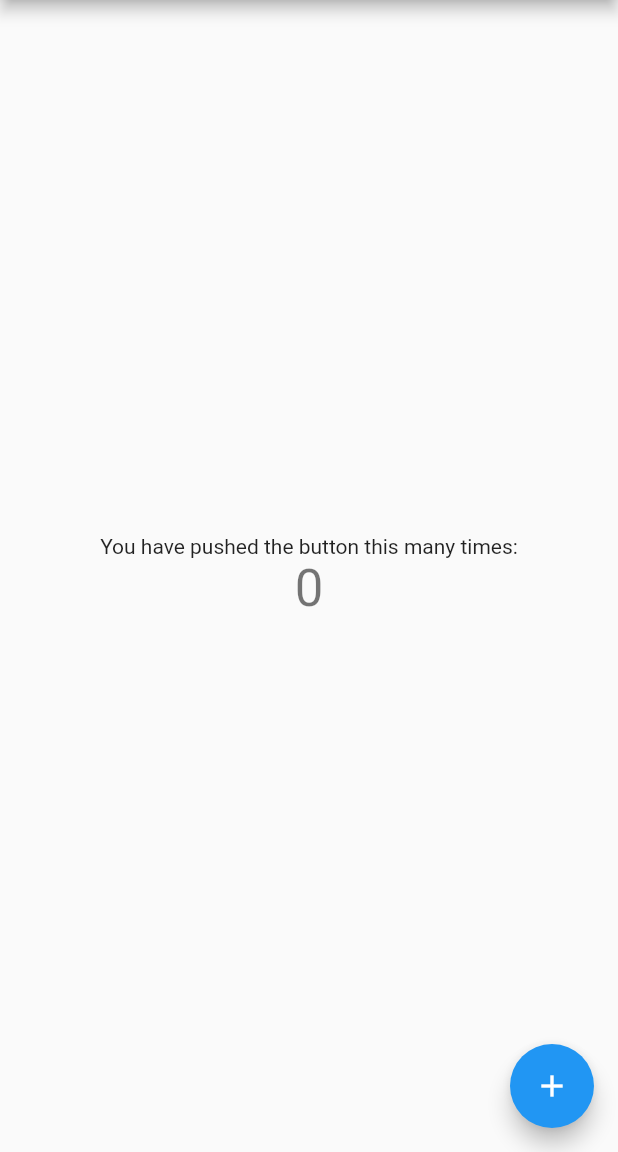
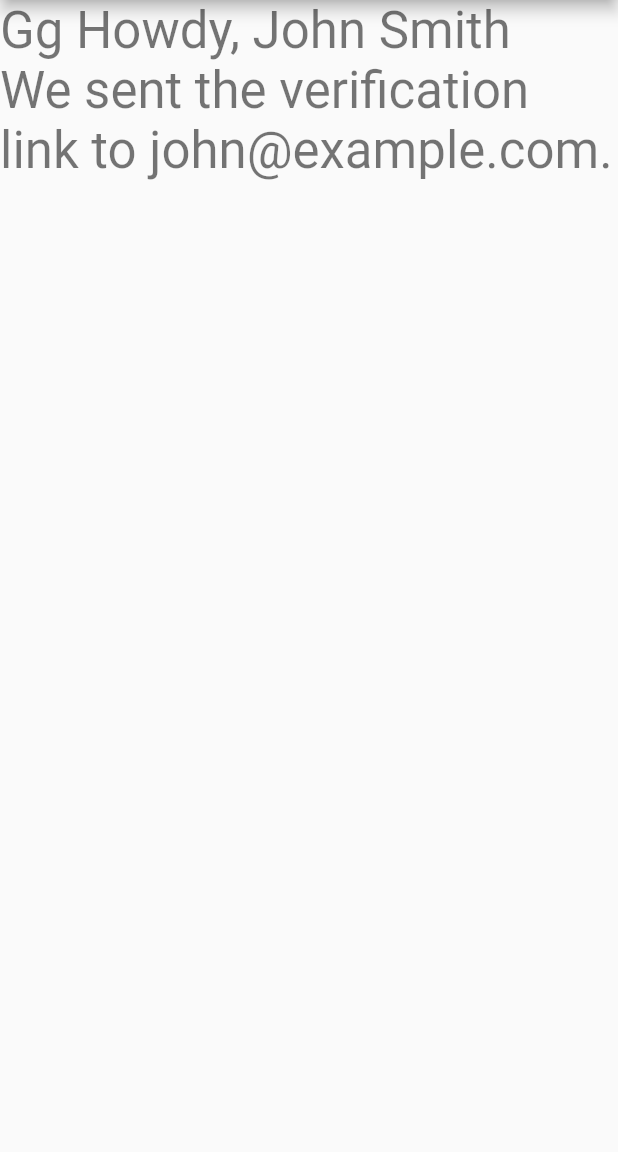
Before and after one commit to germanfica/flutter-basic-stock-management, a Flutter app: the screen it shows after launch, on a phone screen of 412 x 824 dp, the part 84-1236 px from its top. Run offline on Flutter 3.47's test engine with Material 2 defaults, Android fonts, the phone set to English and light mode, and no system bars.

Commit message:
New update (basic json serialisation) Applying some json serialisation concepts.

```diff
--- a/lib/main.dart
+++ b/lib/main.dart
@@ -1,4 +1,5 @@
 import 'package:flutter/material.dart';
+import 'dart:convert';
 
 void main() => runApp(MyApp());
 
@@ -9,103 +10,39 @@ class MyApp extends StatelessWidget {
     return MaterialApp(
       title: 'Flutter Demo',
       theme: ThemeData(
-        // This is the theme of your application.
-        //
-        // Try running your application with "flutter run". You'll see the
-        // application has a blue toolbar. Then, without quitting the app, try
-        // changing the primarySwatch below to Colors.green and then invoke
-        // "hot reload" (press "r" in the console where you ran "flutter run",
-        // or simply save your changes to "hot reload" in a Flutter IDE).
-        // Notice that the counter didn't reset back to zero; the application
-        // is not restarted.
         primarySwatch: Colors.blue,
       ),
-      home: MyHomePage(title: 'Flutter Demo Home Page'),
+      home: MyHomePage(title: 'Flutter Demo Home Page', name: 'Gg'),
     );
   }
 }
 
 class MyHomePage extends StatefulWidget {
-  MyHomePage({Key key, this.title}) : super(key: key);
-
-  // This widget is the home page of your application. It is stateful, meaning
-  // that it has a State object (defined below) that contains fields that affect
-  // how it looks.
-
-  // This class is the configuration for the state. It holds the values (in this
-  // case the title) provided by the parent (in this case the App widget) and
-  // used by the build method of the State. Fields in a Widget subclass are
-  // always marked "final".
+  MyHomePage({Key key, this.title, this.name});
 
   final String title;
+  final String name;
 
   @override
   _MyHomePageState createState() => _MyHomePageState();
 }
 
 class _MyHomePageState extends State<MyHomePage> {
-  int _counter = 0;
-
-  void _incrementCounter() {
-    setState(() {
-      // This call to setState tells the Flutter framework that something has
-      // changed in this State, which causes it to rerun the build method below
-      // so that the display can reflect the updated values. If we changed
-      // _counter without calling setState(), then the build method would not be
-      // called again, and so nothing would appear to happen.
-      _counter++;
-    });
-  }
-
   @override
   Widget build(BuildContext context) {
-    // This method is rerun every time setState is called, for instance as done
-    // by the _incrementCounter method above.
-    //
-    // The Flutter framework has been optimized to make rerunning build methods
-    // fast, so that you can just rebuild anything that needs updating rather
-    // than having to individually change instances of widgets.
+    //Map<String, dynamic> userCom = {"name": "John Smith", "email": "john@example.com"};
+
+    // Put [] and then {"name": "John Smith", "email": "john@example.com"}
+    //var user = json.decode('[{"name": "John Smith", "email": "john@example.com"}]');
+    Map<String, dynamic> user = json.decode('{"name": "John Smith", "email": "john@example.com"}');
+
     return Scaffold(
-      appBar: AppBar(
-        // Here we take the value from the MyHomePage object that was created by
-        // the App.build method, and use it to set our appbar title.
-        title: Text(widget.title),
-      ),
-      body: Center(
-        // Center is a layout widget. It takes a single child and positions it
-        // in the middle of the parent.
-        child: Column(
-          // Column is also layout widget. It takes a list of children and
-          // arranges them vertically. By default, it sizes itself to fit its
-          // children horizontally, and tries to be as tall as its parent.
-          //
-          // Invoke "debug painting" (press "p" in the console, choose the
-          // "Toggle Debug Paint" action from the Flutter Inspector in Android
-          // Studio, or the "Toggle Debug Paint" command in Visual Studio Code)
-          // to see the wireframe for each widget.
-          //
-          // Column has various properties to control how it sizes itself and
-          // how it positions its children. Here we use mainAxisAlignment to
-          // center the children vertically; the main axis here is the vertical
-          // axis because Columns are vertical (the cross axis would be
-          // horizontal).
-          mainAxisAlignment: MainAxisAlignment.center,
-          children: <Widget>[
-            Text(
-              'You have pushed the button this many times:',
-            ),
-            Text(
-              '$_counter',
-              style: Theme.of(context).textTheme.display1,
-            ),
-          ],
+        appBar: AppBar(
+          title: Text(widget.title),
         ),
-      ),
-      floatingActionButton: FloatingActionButton(
-        onPressed: _incrementCounter,
-        tooltip: 'Increment',
-        child: Icon(Icons.add),
-      ), // This trailing comma makes auto-formatting nicer for build methods.
-    );
+        body: Text(
+          widget.name + " " + "Howdy," + " " + "${user['name']}" + "\n" + "We sent the verification link to ${user['email']}.",
+          style: Theme.of(context).textTheme.display1,
+        ));
   }
 }
```
